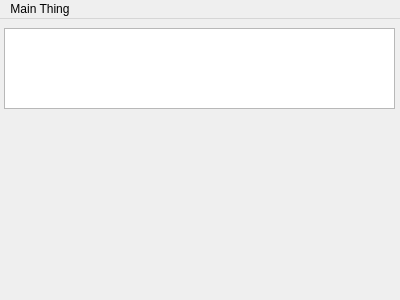
First picture: the form in Qt/LearningQt/mainwindow.ui, repository msf12/Division-3, before the edit.
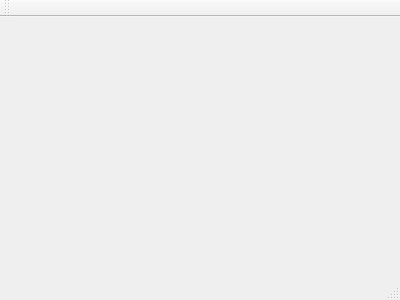
Second picture: the form after the edit.

Diff of the .ui file:
```diff
--- a/Qt/LearningQt/mainwindow.ui
+++ b/Qt/LearningQt/mainwindow.ui
@@ -13,49 +13,13 @@
   <property name="windowTitle">
    <string>MainWindow</string>
   </property>
-  <widget class="QWidget" name="centralWidget">
-   <widget class="QStackedWidget" name="stackedWidget">
-    <property name="geometry">
-     <rect>
-      <x>-1</x>
-      <y>-1</y>
-      <width>401</width>
-      <height>281</height>
-     </rect>
-    </property>
-    <widget class="QWidget" name="page">
-     <widget class="QTextBrowser" name="textBrowser">
-      <property name="geometry">
-       <rect>
-        <x>5</x>
-        <y>10</y>
-        <width>391</width>
-        <height>81</height>
-       </rect>
-      </property>
-     </widget>
-    </widget>
-    <widget class="QWidget" name="page_2"/>
-   </widget>
-  </widget>
-  <widget class="QMenuBar" name="menuBar">
-   <property name="geometry">
-    <rect>
-     <x>0</x>
-     <y>0</y>
-     <width>400</width>
-     <height>25</height>
-    </rect>
-   </property>
-   <widget class="QMenu" name="menuMain_Thing">
-    <property name="title">
-     <string>Main Thing</string>
-    </property>
-   </widget>
-   <addaction name="menuMain_Thing"/>
-  </widget>
+  <widget class="QMenuBar" name="menuBar" />
+  <widget class="QToolBar" name="mainToolBar" />
+  <widget class="QWidget" name="centralWidget" />
+  <widget class="QStatusBar" name="statusBar" />
  </widget>
- <layoutdefault spacing="6" margin="11"/>
+ <layoutDefault spacing="6" margin="11" />
+ <pixmapfunction></pixmapfunction>
  <resources/>
  <connections/>
 </ui>
```
Left out of the diff: 7 changed lines with no effect on the pictures.
